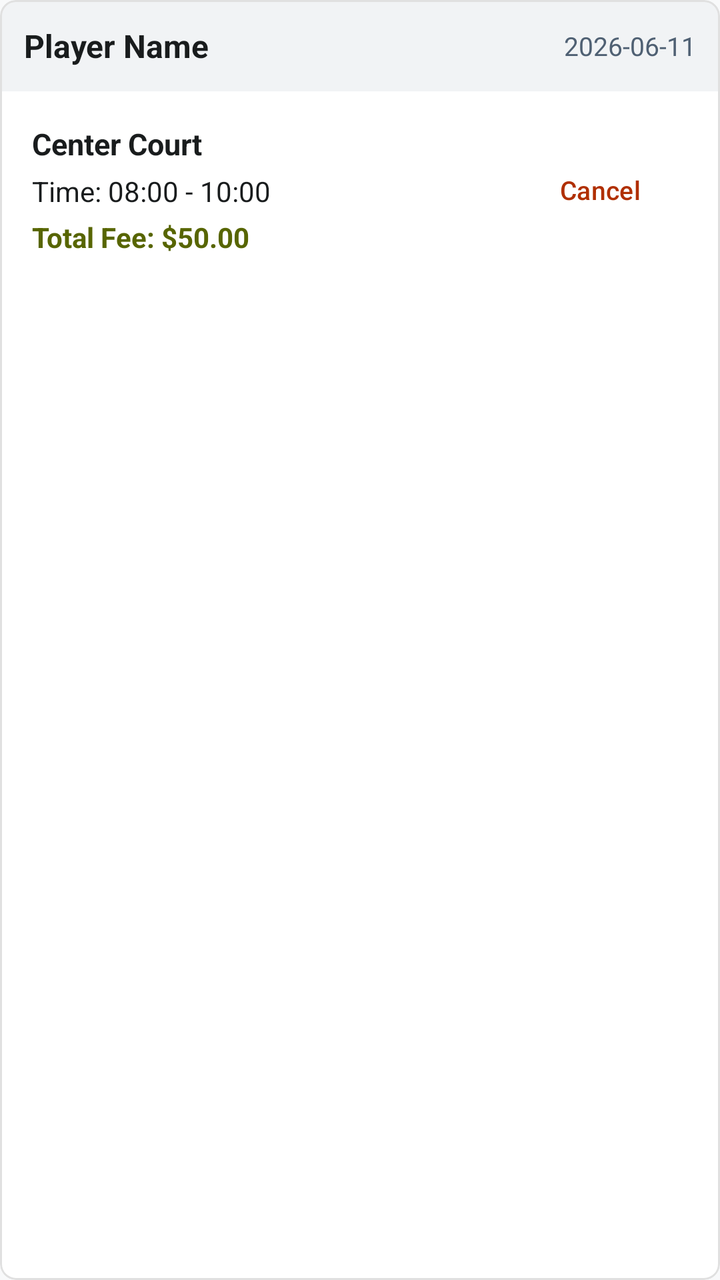
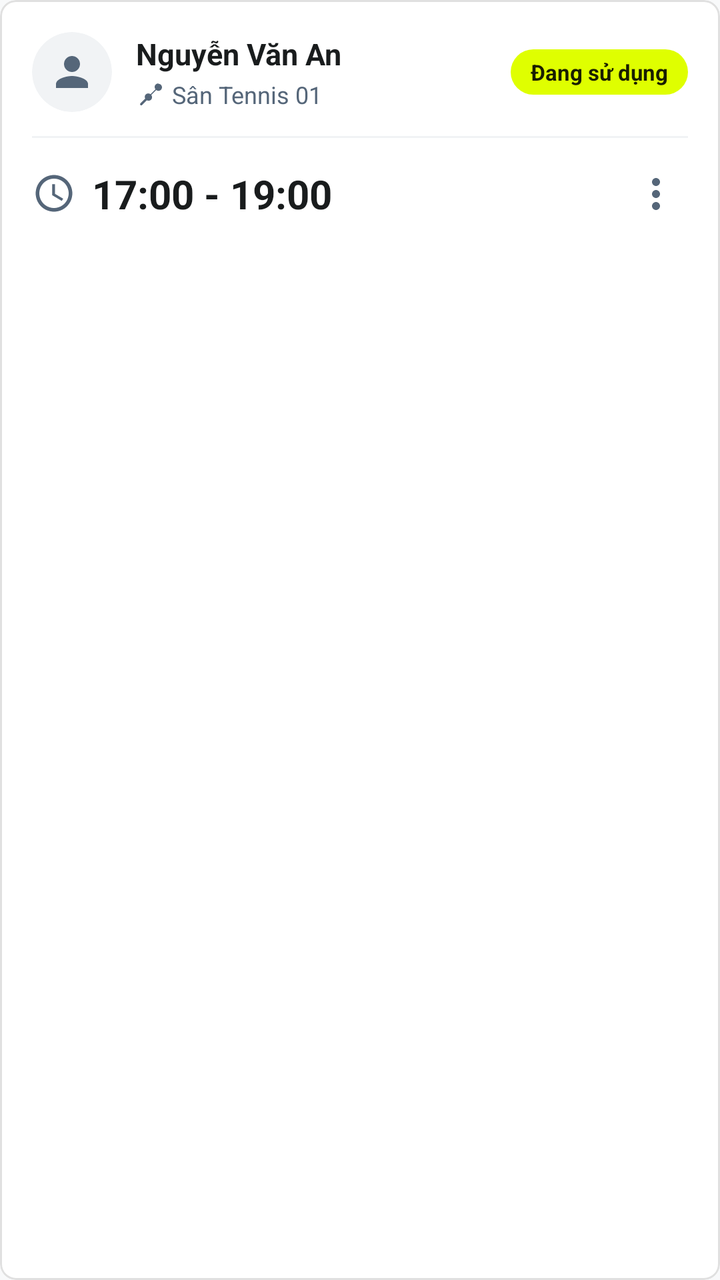

Compare the two renders of this Android layout. The source of the first and the diff that turns it into the second are given below.
<!-- AndroidManifest.xml: application theme Theme.Mobile -->
<!-- res/layout/item_booking.xml -->
<?xml version="1.0" encoding="utf-8"?>
<com.google.android.material.card.MaterialCardView 
    xmlns:android="http://schemas.android.com/apk/res/android"
    xmlns:app="http://schemas.android.com/apk/res-auto"
    android:layout_width="match_parent"
    android:layout_height="wrap_content"
    android:layout_marginHorizontal="16dp"
    android:layout_marginVertical="6dp"
    app:cardCornerRadius="8dp"
    app:cardElevation="0dp"
    app:strokeWidth="1dp"
    app:strokeColor="@color/border_gray"
    app:cardBackgroundColor="@color/white">

    <LinearLayout
        android:layout_width="match_parent"
        android:layout_height="wrap_content"
        android:orientation="vertical">

        
        <RelativeLayout
            android:layout_width="match_parent"
            android:layout_height="wrap_content"
            android:background="@color/surface_header"
            android:padding="12dp">

            <TextView
                android:id="@+id/text_booking_player"
                android:layout_width="wrap_content"
                android:layout_height="wrap_content"
                android:text="Player Name"
                android:textSize="16sp"
                android:textStyle="bold"
                android:textColor="@color/on_background"
                android:layout_alignParentStart="true"
                android:layout_centerVertical="true"/>

            <TextView
                android:id="@+id/text_booking_date"
                android:layout_width="wrap_content"
                android:layout_height="wrap_content"
                android:text="2026-06-11"
                android:textSize="13sp"
                android:textColor="@color/secondary"
                android:layout_alignParentEnd="true"
                android:layout_centerVertical="true"/>

        </RelativeLayout>

        
        <RelativeLayout
            android:layout_width="match_parent"
            android:layout_height="wrap_content"
            android:padding="16dp">

            <LinearLayout
                android:id="@+id/layout_booking_details"
                android:layout_width="wrap_content"
                android:layout_height="wrap_content"
                android:orientation="vertical"
                android:layout_alignParentStart="true"
                android:layout_toStartOf="@+id/button_cancel_booking"
                android:layout_marginEnd="8dp">

                <TextView
                    android:id="@+id/text_booking_court"
                    android:layout_width="wrap_content"
                    android:layout_height="wrap_content"
                    android:text="Center Court"
                    android:textSize="15sp"
                    android:textStyle="bold"
                    android:textColor="@color/on_surface"/>

                <TextView
                    android:id="@+id/text_booking_time"
                    android:layout_width="wrap_content"
                    android:layout_height="wrap_content"
                    android:text="Time: 08:00 - 10:00"
                    android:textSize="14sp"
                    android:textColor="@color/on_surface"
                    android:layout_marginTop="4dp"/>

                <TextView
                    android:id="@+id/text_booking_fee"
                    android:layout_width="wrap_content"
                    android:layout_height="wrap_content"
                    android:text="Total Fee: $50.00"
                    android:textSize="14sp"
                    android:textStyle="bold"
                    android:textColor="@color/primary"
                    android:layout_marginTop="4dp"/>

            </LinearLayout>

            
            <com.google.android.material.button.MaterialButton
                android:id="@+id/button_cancel_booking"
                style="@style/Widget.Material3.Button.TextButton"
                android:layout_width="wrap_content"
                android:layout_height="wrap_content"
                android:text="Cancel"
                android:textSize="13sp"
                android:textColor="@color/tertiary"
                android:layout_alignParentEnd="true"
                android:layout_centerVertical="true"
                android:minHeight="36dp"
                android:paddingHorizontal="8dp"/>

        </RelativeLayout>

    </LinearLayout>

</com.google.android.material.card.MaterialCardView>
<!-- resources referenced by this layout -->
<resources>
  <color name="border_gray">#E0E0E0</color>
  <color name="on_background">#191C1D</color>
  <color name="on_surface">#191C1D</color>
  <color name="primary">#576500</color>
  <color name="secondary">#4F6073</color>
  <color name="surface_header">#F1F3F5</color>
  <color name="tertiary">#B02F00</color>
  <color name="white">#FFFFFFFF</color>
  <style name="Theme.Mobile" parent="Base.Theme.Mobile" />
  <style name="Base.Theme.Mobile" parent="Theme.Material3.DayNight.NoActionBar">
          
          <item name="colorPrimary">@color/primary</item>
          <item name="colorOnPrimary">@color/on_primary</item>
          <item name="colorPrimaryContainer">@color/primary_container</item>
          <item name="colorOnPrimaryContainer">@color/on_primary_container</item>
          <item name="colorSecondary">@color/secondary</item>
          <item name="colorOnSecondary">@color/on_secondary</item>
          <item name="colorSecondaryContainer">@color/secondary_container</item>
          <item name="colorOnSecondaryContainer">@color/on_secondary_container</item>
          <item name="android:windowBackground">@color/background</item>
          <item name="colorSurface">@color/surface</item>
          <item name="colorOnSurface">@color/on_surface</item>
      </style>
  <color name="on_primary">#FFFFFF</color>
  <color name="primary_container">#DFFF00</color>
  <color name="on_primary_container">#647400</color>
  <color name="on_secondary">#FFFFFF</color>
  <color name="secondary_container">#D2E4FB</color>
  <color name="on_secondary_container">#556679</color>
  <color name="background">#F8F9FA</color>
  <color name="surface">#F8F9FA</color>
</resources>

<!-- the commit's change to res/layout/item_booking.xml (unified diff, before → after) -->
@@ -15,96 +15,151 @@
     <LinearLayout
         android:layout_width="match_parent"
         android:layout_height="wrap_content"
-        android:orientation="vertical">
+        android:orientation="vertical"
+        android:padding="16dp">
 
         
         <RelativeLayout
             android:layout_width="match_parent"
-            android:layout_height="wrap_content"
-            android:background="@color/surface_header"
-            android:padding="12dp">
+            android:layout_height="wrap_content">
 
-            <TextView
-                android:id="@+id/text_booking_player"
+            
+            <com.google.android.material.card.MaterialCardView
+                android:id="@+id/card_booking_avatar"
+                android:layout_width="40dp"
+                android:layout_height="40dp"
+                android:layout_alignParentStart="true"
+                android:layout_centerVertical="true"
+                app:cardCornerRadius="20dp"
+                app:cardElevation="0dp"
+                app:cardBackgroundColor="#F1F3F5"
+                app:strokeWidth="0dp">
+
+                <ImageView
+                    android:id="@+id/image_booking_avatar"
+                    android:layout_width="match_parent"
+                    android:layout_height="match_parent"
+                    android:padding="8dp"
+                    android:scaleType="fitCenter"
+                    android:src="@drawable/ic_person_24"
+                    app:tint="#556679"
+                    android:contentDescription="Avatar" />
+            </com.google.android.material.card.MaterialCardView>
+
+            
+            <LinearLayout
                 android:layout_width="wrap_content"
                 android:layout_height="wrap_content"
-                android:text="Player Name"
-                android:textSize="16sp"
-                android:textStyle="bold"
-                android:textColor="@color/on_background"
-                android:layout_alignParentStart="true"
-                android:layout_centerVertical="true"/>
+                android:orientation="vertical"
+                android:layout_toEndOf="@id/card_booking_avatar"
+                android:layout_toStartOf="@id/text_booking_status"
+                android:layout_marginStart="12dp"
+                android:layout_centerVertical="true">
 
+                <TextView
+                    android:id="@+id/text_booking_player"
+                    android:layout_width="wrap_content"
+                    android:layout_height="wrap_content"
+                    android:text="Nguyễn Văn An"
+                    android:textSize="15sp"
+                    android:textStyle="bold"
+                    android:textColor="@color/on_background" />
+
+                <LinearLayout
+                    android:layout_width="wrap_content"
+                    android:layout_height="wrap_content"
+                    android:orientation="horizontal"
+                    android:gravity="center_vertical"
+                    android:layout_marginTop="2dp">
+
+                    <ImageView
+                        android:layout_width="14dp"
+                        android:layout_height="14dp"
+                        android:src="@drawable/ic_courts_24"
+                        app:tint="#556679"
+                        android:contentDescription="Court Icon" />
+
+                    <TextView
+                        android:id="@+id/text_booking_court"
+                        android:layout_width="wrap_content"
+                        android:layout_height="wrap_content"
+                        android:text="Sân Tennis 01"
+                        android:textSize="12sp"
+                        android:textColor="#556679"
+                        android:layout_marginStart="4dp" />
+                </LinearLayout>
+            </LinearLayout>
+
+            
             <TextView
-                android:id="@+id/text_booking_date"
+                android:id="@+id/text_booking_status"
                 android:layout_width="wrap_content"
                 android:layout_height="wrap_content"
-                android:text="2026-06-11"
-                android:textSize="13sp"
-                android:textColor="@color/secondary"
                 android:layout_alignParentEnd="true"
-                android:layout_centerVertical="true"/>
+                android:layout_centerVertical="true"
+                android:text="Đang sử dụng"
+                android:textSize="11sp"
+                android:textStyle="bold"
+                android:textColor="#191E00"
+                android:background="@drawable/bg_chip_selected"
+                android:paddingHorizontal="10dp"
+                android:paddingVertical="4dp" />
 
         </RelativeLayout>
 
         
+        <View
+            android:layout_width="match_parent"
+            android:layout_height="1dp"
+            android:background="#F1F3F5"
+            android:layout_marginTop="12dp"
+            android:layout_marginBottom="12dp" />
+
+        
         <RelativeLayout
             android:layout_width="match_parent"
-            android:layout_height="wrap_content"
-            android:padding="16dp">
+            android:layout_height="wrap_content">
 
+            
             <LinearLayout
-                android:id="@+id/layout_booking_details"
                 android:layout_width="wrap_content"
                 android:layout_height="wrap_content"
-                android:orientation="vertical"
+                android:orientation="horizontal"
+                android:gravity="center_vertical"
                 android:layout_alignParentStart="true"
-                android:layout_toStartOf="@+id/button_cancel_booking"
-                android:layout_marginEnd="8dp">
+                android:layout_centerVertical="true">
 
-                <TextView
-                    android:id="@+id/text_booking_court"
-                    android:layout_width="wrap_content"
-                    android:layout_height="wrap_content"
-                    android:text="Center Court"
-                    android:textSize="15sp"
-                    android:textStyle="bold"
-                    android:textColor="@color/on_surface"/>
+                <ImageView
+                    android:id="@+id/image_clock_icon"
+                    android:layout_width="22dp"
+                    android:layout_height="22dp"
+                    android:src="@drawable/ic_clock_24"
+                    app:tint="#556679"
+                    android:contentDescription="Clock" />
 
                 <TextView
                     android:id="@+id/text_booking_time"
                     android:layout_width="wrap_content"
                     android:layout_height="wrap_content"
-                    android:text="Time: 08:00 - 10:00"
-                    android:textSize="14sp"
-                    android:textColor="@color/on_surface"
-                    android:layout_marginTop="4dp"/>
-
-                <TextView
-                    android:id="@+id/text_booking_fee"
-                    android:layout_width="wrap_content"
-                    android:layout_height="wrap_content"
-                    android:text="Total Fee: $50.00"
-                    android:textSize="14sp"
+                    android:layout_marginStart="8dp"
+                    android:text="17:00 - 19:00"
+                    android:textSize="20sp"
                     android:textStyle="bold"
-                    android:textColor="@color/primary"
-                    android:layout_marginTop="4dp"/>
+                    android:textColor="@color/on_background" />
 
             </LinearLayout>
 
             
-            <com.google.android.material.button.MaterialButton
-                android:id="@+id/button_cancel_booking"
-                style="@style/Widget.Material3.Button.TextButton"
-                android:layout_width="wrap_content"
-                android:layout_height="wrap_content"
-                android:text="Cancel"
-                android:textSize="13sp"
-                android:textColor="@color/tertiary"
+            <ImageButton
+                android:id="@+id/button_booking_action"
+                android:layout_width="32dp"
+                android:layout_height="32dp"
                 android:layout_alignParentEnd="true"
                 android:layout_centerVertical="true"
-                android:minHeight="36dp"
-                android:paddingHorizontal="8dp"/>
+                android:background="?android:attr/selectableItemBackgroundBorderless"
+                android:src="@drawable/ic_more_vert_24"
+                app:tint="#556679"
+                android:contentDescription="Action Button" />
 
         </RelativeLayout>
 
<!-- resource entries referenced after the edit -->
@@ -5,9 +5,54 @@
   <color name="on_surface">#191C1D</color>
   <color name="primary">#576500</color>
   <color name="secondary">#4F6073</color>
-  <color name="surface_header">#F1F3F5</color>
-  <color name="tertiary">#B02F00</color>
   <color name="white">#FFFFFFFF</color>
+  <!-- drawable bg_chip_selected (drawable) -->
+  <?xml version="1.0" encoding="utf-8"?>
+  <shape xmlns:android="http://schemas.android.com/apk/res/android"
+      android:shape="rectangle">
+      <solid android:color="@color/primary_container" />
+      <corners android:radius="999dp" />
+  </shape>
+  <!-- drawable ic_clock_24 (drawable) -->
+  <vector xmlns:android="http://schemas.android.com/apk/res/android"
+      android:width="24dp"
+      android:height="24dp"
+      android:viewportWidth="24"
+      android:viewportHeight="24">
+    <path
+        android:fillColor="#FF556679"
+        android:pathData="M11.99,2C6.47,2 2,6.48 2,12s4.47,10 9.99,10C17.52,22 22,17.52 22,12S17.52,2 11.99,2zM12,20c-4.42,0 -8,-3.58 -8,-8s3.58,-8 8,-8 8,3.58 8,8 -3.58,8 -8,8zM12.5,7H11v6l5.25,3.15 0.75,-1.23 -4.5,-2.67z"/>
+  </vector>
+  <!-- drawable ic_courts_24 (drawable) -->
+  <vector xmlns:android="http://schemas.android.com/apk/res/android"
+      android:width="24dp"
+      android:height="24dp"
+      android:viewportWidth="24"
+      android:viewportHeight="24">
+    <path
+        android:fillColor="#FF757575"
+        android:pathData="M19,3c-1.66,0 -3,1.34 -3,3c0,0.73 0.27,1.4 0.71,1.92l-4.29,4.29c-0.52,-0.44 -1.19,-0.71 -1.92,-0.71c-1.66,0 -3,1.34 -3,3c0,0.53 0.15,1.03 0.4,1.46l-4.12,4.12c-0.39,0.39 -0.39,1.02 0,1.41c0.39,0.39 1.02,0.39 1.41,0l4.12,-4.12c0.43,0.25 0.93,0.4 1.46,0.4c1.66,0 3,-1.34 3,-3c0,-0.73 -0.27,-1.4 -0.71,-1.92l4.29,-4.29c0.52,0.44 1.19,0.71 1.92,0.71c1.66,0 3,-1.34 3,-3c0,-1.66 -1.34,-3 -3,-3z"/>
+  </vector>
+  <!-- drawable ic_more_vert_24 (drawable) -->
+  <vector xmlns:android="http://schemas.android.com/apk/res/android"
+      android:width="24dp"
+      android:height="24dp"
+      android:viewportWidth="24"
+      android:viewportHeight="24">
+    <path
+        android:fillColor="#FF000000"
+        android:pathData="M12,8c1.1,0 2,-0.9 2,-2s-0.9,-2 -2,-2 -2,0.9 -2,2 0.9,2 2,2zM12,10c-1.1,0 -2,0.9 -2,2s0.9,2 2,2 2,-0.9 2,-2 -0.9,-2 -2,-2zM12,16c-1.1,0 -2,0.9 -2,2s0.9,2 2,2 2,-0.9 2,-2 -0.9,-2 -2,-2z"/>
+  </vector>
+  <!-- drawable ic_person_24 (drawable) -->
+  <vector xmlns:android="http://schemas.android.com/apk/res/android"
+      android:width="24dp"
+      android:height="24dp"
+      android:viewportWidth="24"
+      android:viewportHeight="24">
+    <path
+        android:fillColor="#FF757575"
+        android:pathData="M12,12c2.21,0 4,-1.79 4,-4s-1.79,-4 -4,-4 -4,1.79 -4,4 1.79,4 4,4zM12,14c-2.67,0 -8,1.34 -8,4v2h16v-2c0,-2.66 -5.33,-4 -8,-4z"/>
+  </vector>
   <style name="Theme.Mobile" parent="Base.Theme.Mobile" />
   <style name="Base.Theme.Mobile" parent="Theme.Material3.DayNight.NoActionBar">
           
